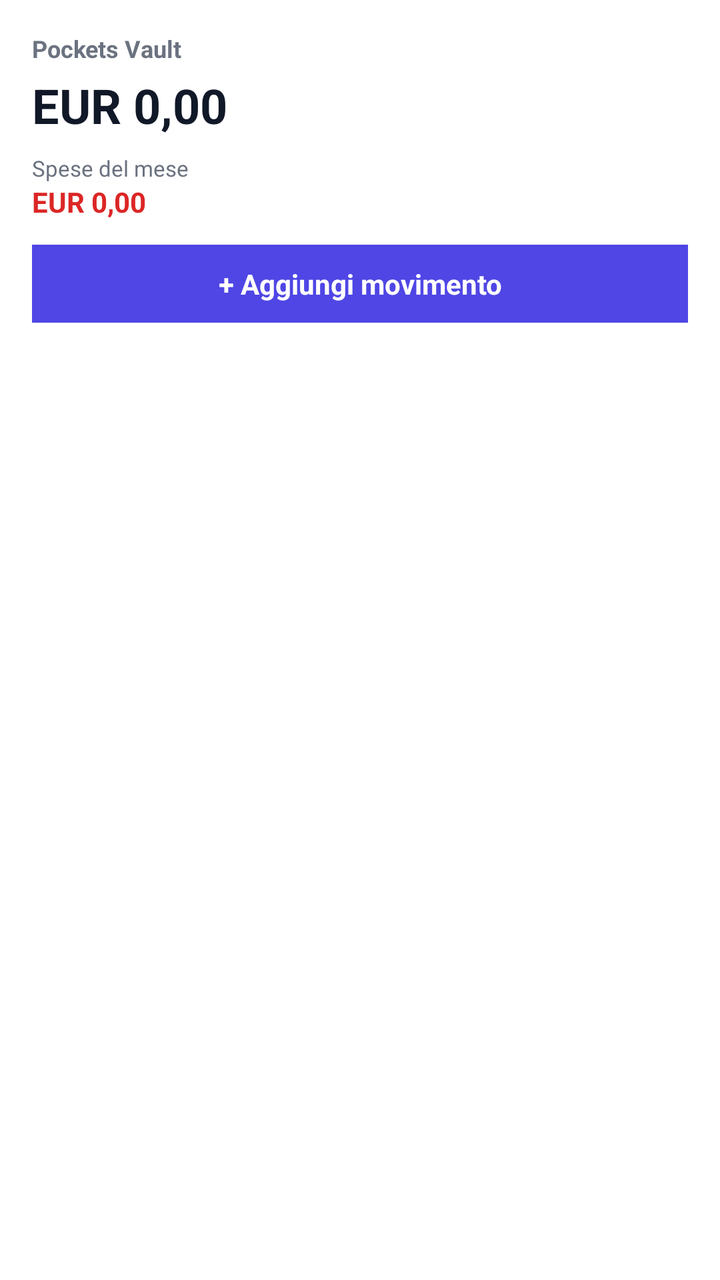
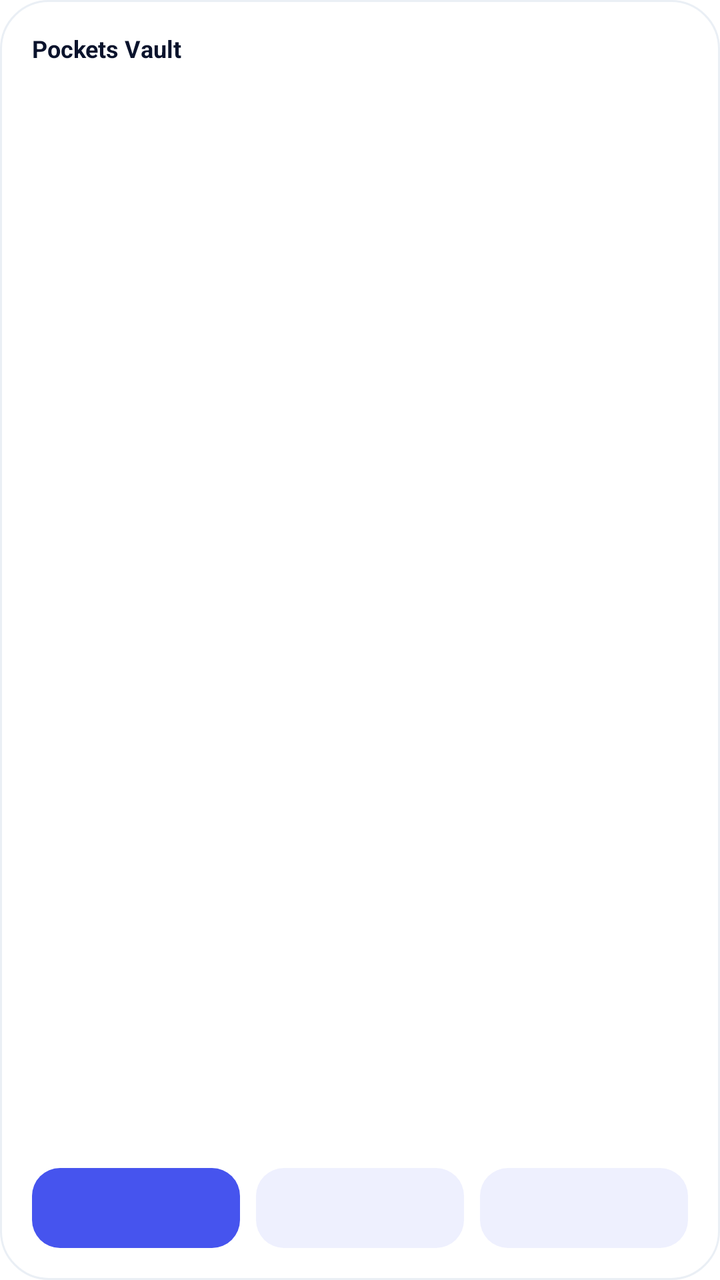

The first picture is an Android layout as it rendered before a commit; the second is the same layout after the commit. The layout source and the unified diff follow.
<!-- AndroidManifest.xml: fallback theme Theme.MaterialComponents.DayNight.NoActionBar -->
<!-- res/layout/pocket_vault_widget.xml -->
<?xml version="1.0" encoding="utf-8"?>
<LinearLayout xmlns:android="http://schemas.android.com/apk/res/android"
    android:id="@+id/widget_container"
    android:layout_width="match_parent"
    android:layout_height="match_parent"
    android:layout_margin="8dp"
    android:background="@drawable/pocket_vault_widget_background"
    android:orientation="vertical"
    android:padding="16dp">

    <TextView
        android:layout_width="match_parent"
        android:layout_height="wrap_content"
        android:text="Pockets Vault"
        android:textColor="#6B7280"
        android:textSize="12sp"
        android:textStyle="bold" />

    <TextView
        android:id="@+id/widget_balance"
        android:layout_width="match_parent"
        android:layout_height="wrap_content"
        android:layout_marginTop="4dp"
        android:text="EUR 0,00"
        android:textColor="#111827"
        android:textSize="24sp"
        android:textStyle="bold" />

    <TextView
        android:layout_width="match_parent"
        android:layout_height="wrap_content"
        android:layout_marginTop="8dp"
        android:text="Spese del mese"
        android:textColor="#6B7280"
        android:textSize="11sp" />

    <TextView
        android:id="@+id/widget_expenses"
        android:layout_width="match_parent"
        android:layout_height="wrap_content"
        android:text="EUR 0,00"
        android:textColor="#DC2626"
        android:textSize="14sp"
        android:textStyle="bold" />

    <TextView
        android:id="@+id/widget_add"
        android:layout_width="match_parent"
        android:layout_height="wrap_content"
        android:layout_marginTop="12dp"
        android:background="#4F46E5"
        android:gravity="center"
        android:padding="10dp"
        android:text="+ Aggiungi movimento"
        android:textColor="#FFFFFF"
        android:textStyle="bold" />
</LinearLayout>
<!-- resources referenced by this layout -->
<resources>
  <!-- drawable pocket_vault_widget_background (drawable) -->
  <?xml version="1.0" encoding="utf-8"?>
  <shape xmlns:android="http://schemas.android.com/apk/res/android">
      <solid android:color="#FFFFFF" />
      <corners android:radius="22dp" />
  </shape>
</resources>

<!-- the commit's change to res/layout/pocket_vault_widget.xml (unified diff, before → after) -->
@@ -3,55 +3,152 @@
     android:id="@+id/widget_container"
     android:layout_width="match_parent"
     android:layout_height="match_parent"
-    android:layout_margin="8dp"
     android:background="@drawable/pocket_vault_widget_background"
     android:orientation="vertical"
     android:padding="16dp">
 
-    <TextView
+    <LinearLayout
         android:layout_width="match_parent"
         android:layout_height="wrap_content"
-        android:text="Pockets Vault"
-        android:textColor="#6B7280"
-        android:textSize="12sp"
-        android:textStyle="bold" />
+        android:gravity="center_vertical"
+        android:orientation="horizontal">
+
+        <TextView
+            android:layout_width="0dp"
+            android:layout_height="wrap_content"
+            android:layout_weight="1"
+            android:text="Pockets Vault"
+            android:textColor="@color/widget_ink"
+            android:textSize="12sp"
+            android:textStyle="bold" />
+
+        <TextView
+            android:id="@+id/widget_month"
+            android:layout_width="wrap_content"
+            android:layout_height="wrap_content"
+            android:textColor="@color/widget_muted"
+            android:textSize="12sp" />
+    </LinearLayout>
+
+    <TextView
+        android:id="@+id/widget_balance_label"
+        android:layout_width="match_parent"
+        android:layout_height="wrap_content"
+        android:layout_marginTop="12dp"
+        android:textColor="@color/widget_muted"
+        android:textSize="12sp" />
 
     <TextView
         android:id="@+id/widget_balance"
         android:layout_width="match_parent"
         android:layout_height="wrap_content"
-        android:layout_marginTop="4dp"
-        android:text="EUR 0,00"
-        android:textColor="#111827"
-        android:textSize="24sp"
+        android:ellipsize="end"
+        android:maxLines="1"
+        android:textColor="@color/widget_ink"
+        android:textSize="26sp"
         android:textStyle="bold" />
 
-    <TextView
+    <LinearLayout
         android:layout_width="match_parent"
         android:layout_height="wrap_content"
         android:layout_marginTop="8dp"
-        android:text="Spese del mese"
-        android:textColor="#6B7280"
-        android:textSize="11sp" />
+        android:orientation="horizontal">
 
-    <TextView
-        android:id="@+id/widget_expenses"
+        <LinearLayout
+            android:layout_width="0dp"
+            android:layout_height="wrap_content"
+            android:layout_weight="1"
+            android:orientation="vertical">
+
+            <TextView
+                android:id="@+id/widget_income_label"
+                android:layout_width="wrap_content"
+                android:layout_height="wrap_content"
+                android:textColor="@color/widget_muted"
+                android:textSize="11sp" />
+
+            <TextView
+                android:id="@+id/widget_income"
+                android:layout_width="wrap_content"
+                android:layout_height="wrap_content"
+                android:maxLines="1"
+                android:textColor="@color/widget_income"
+                android:textSize="14sp"
+                android:textStyle="bold" />
+        </LinearLayout>
+
+        <LinearLayout
+            android:layout_width="0dp"
+            android:layout_height="wrap_content"
+            android:layout_weight="1"
+            android:orientation="vertical">
+
+            <TextView
+                android:id="@+id/widget_expense_label"
+                android:layout_width="wrap_content"
+                android:layout_height="wrap_content"
+                android:textColor="@color/widget_muted"
+                android:textSize="11sp" />
+
+            <TextView
+                android:id="@+id/widget_expenses"
+                android:layout_width="wrap_content"
+                android:layout_height="wrap_content"
+                android:maxLines="1"
+                android:textColor="@color/widget_expense"
+                android:textSize="14sp"
+                android:textStyle="bold" />
+        </LinearLayout>
+    </LinearLayout>
+
+    
+    <FrameLayout
         android:layout_width="match_parent"
-        android:layout_height="wrap_content"
-        android:text="EUR 0,00"
-        android:textColor="#DC2626"
-        android:textSize="14sp"
-        android:textStyle="bold" />
+        android:layout_height="0dp"
+        android:layout_weight="1"
+        android:minHeight="12dp" />
 
-    <TextView
-        android:id="@+id/widget_add"
+    <LinearLayout
         android:layout_width="match_parent"
-        android:layout_height="wrap_content"
-        android:layout_marginTop="12dp"
-        android:background="#4F46E5"
-        android:gravity="center"
-        android:padding="10dp"
-        android:text="+ Aggiungi movimento"
-        android:textColor="#FFFFFF"
-        android:textStyle="bold" />
+        android:layout_height="40dp"
+        android:orientation="horizontal">
+
+        <TextView
+            android:id="@+id/widget_add"
+            android:layout_width="0dp"
+            android:layout_height="match_parent"
+            android:layout_weight="1"
+            android:background="@drawable/pocket_vault_widget_primary"
+            android:gravity="center"
+            android:maxLines="1"
+            android:textColor="@color/widget_on_primary"
+            android:textSize="13sp"
+            android:textStyle="bold" />
+
+        <TextView
+            android:id="@+id/widget_add_income"
+            android:layout_width="0dp"
+            android:layout_height="match_parent"
+            android:layout_marginStart="8dp"
+            android:layout_weight="1"
+            android:background="@drawable/pocket_vault_widget_tonal"
+            android:gravity="center"
+            android:maxLines="1"
+            android:textColor="@color/widget_primary"
+            android:textSize="13sp"
+            android:textStyle="bold" />
+
+        <TextView
+            android:id="@+id/widget_scan"
+            android:layout_width="0dp"
+            android:layout_height="match_parent"
+            android:layout_marginStart="8dp"
+            android:layout_weight="1"
+            android:background="@drawable/pocket_vault_widget_tonal"
+            android:gravity="center"
+            android:maxLines="1"
+            android:textColor="@color/widget_primary"
+            android:textSize="13sp"
+            android:textStyle="bold" />
+    </LinearLayout>
 </LinearLayout>
<!-- resource entries referenced after the edit -->
@@ -1,10 +1,32 @@
 <!-- resources referenced by this layout -->
 <resources>
+  <color name="widget_expense">#C93545</color>
+  <color name="widget_income">#17734E</color>
+  <color name="widget_ink">#0A132C</color>
+  <color name="widget_muted">#74809A</color>
+  <color name="widget_on_primary">#FFFFFF</color>
+  <color name="widget_primary">#4654EE</color>
   <!-- drawable pocket_vault_widget_background (drawable) -->
   <?xml version="1.0" encoding="utf-8"?>
   <shape xmlns:android="http://schemas.android.com/apk/res/android">
-      <solid android:color="#FFFFFF" />
-      <corners android:radius="22dp" />
+      <solid android:color="@color/widget_surface" />
+      <stroke android:width="1dp" android:color="@color/widget_border" />
+      <corners android:radius="24dp" />
   </shape>
+  <!-- drawable pocket_vault_widget_primary (drawable) -->
+  <?xml version="1.0" encoding="utf-8"?>
+  <shape xmlns:android="http://schemas.android.com/apk/res/android">
+      <solid android:color="@color/widget_primary" />
+      <corners android:radius="14dp" />
+  </shape>
+  <!-- drawable pocket_vault_widget_tonal (drawable) -->
+  <?xml version="1.0" encoding="utf-8"?>
+  <shape xmlns:android="http://schemas.android.com/apk/res/android">
+      <solid android:color="@color/widget_tonal" />
+      <corners android:radius="14dp" />
+  </shape>
+  <color name="widget_surface">#FFFFFF</color>
+  <color name="widget_border">#EAEFF5</color>
+  <color name="widget_tonal">#EEF0FE</color>
 </resources>
 
